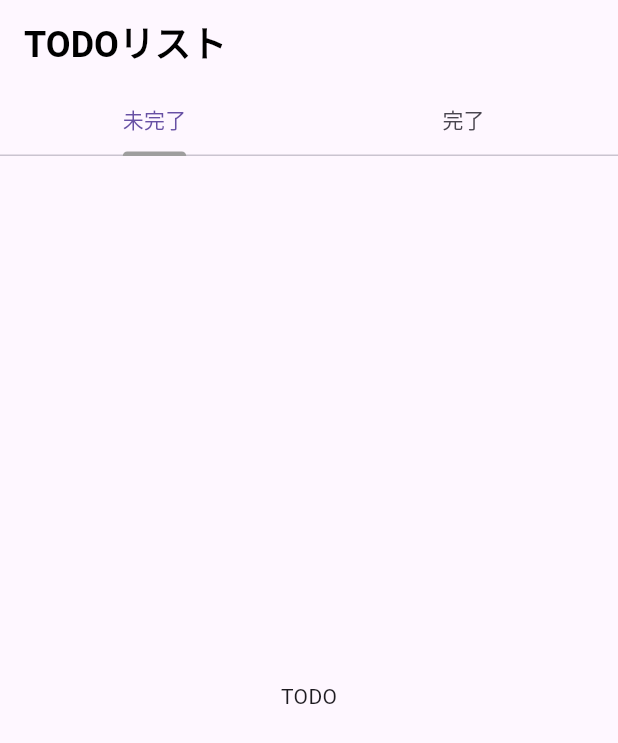
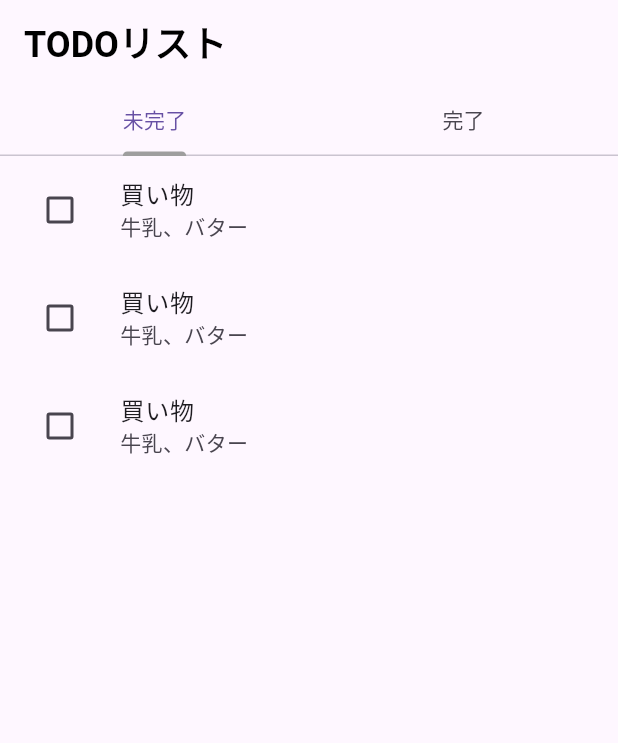
Before and after one commit to yukimiyake0607/todo, a Flutter app: the screen it shows after launch, on a phone screen of 412 x 824 dp. Shown: the top 743 px of the screen. Run offline on Flutter 3.47's test engine with Material 3 defaults, Android fonts, the phone set to English and light mode, and no system bars; our stand-ins replace flutter_riverpod, riverpod_annotation; generated files the repository leaves out were written again.

Commit message:
add: 未完了画面にTODOをハードコーディング
refs 次回から状態管理を始める

```diff
--- a/lib/screens/todo_screen.dart
+++ b/lib/screens/todo_screen.dart
@@ -5,8 +5,19 @@ class TodoScreen extends StatelessWidget {
 
   @override
   Widget build(BuildContext context) {
-    return const Center(
-      child: Text('TODO'),
-    );
+    return ListView.builder(
+        itemCount: 3,
+        itemBuilder: (context, index) {
+          return ListTile(
+            leading: Checkbox(
+              value: false,
+              onChanged: (value) {
+                value = !value!;
+              },
+            ),
+            title: Text('買い物'),
+            subtitle: Text('牛乳、バター'),
+          );
+        });
   }
 }
```
